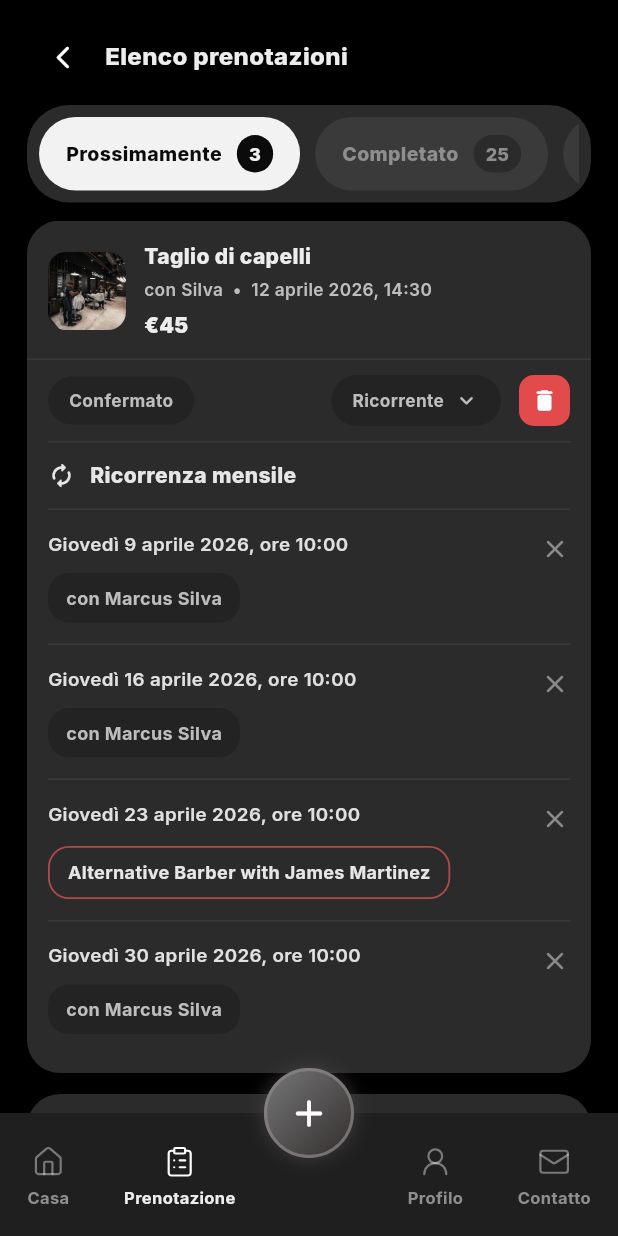
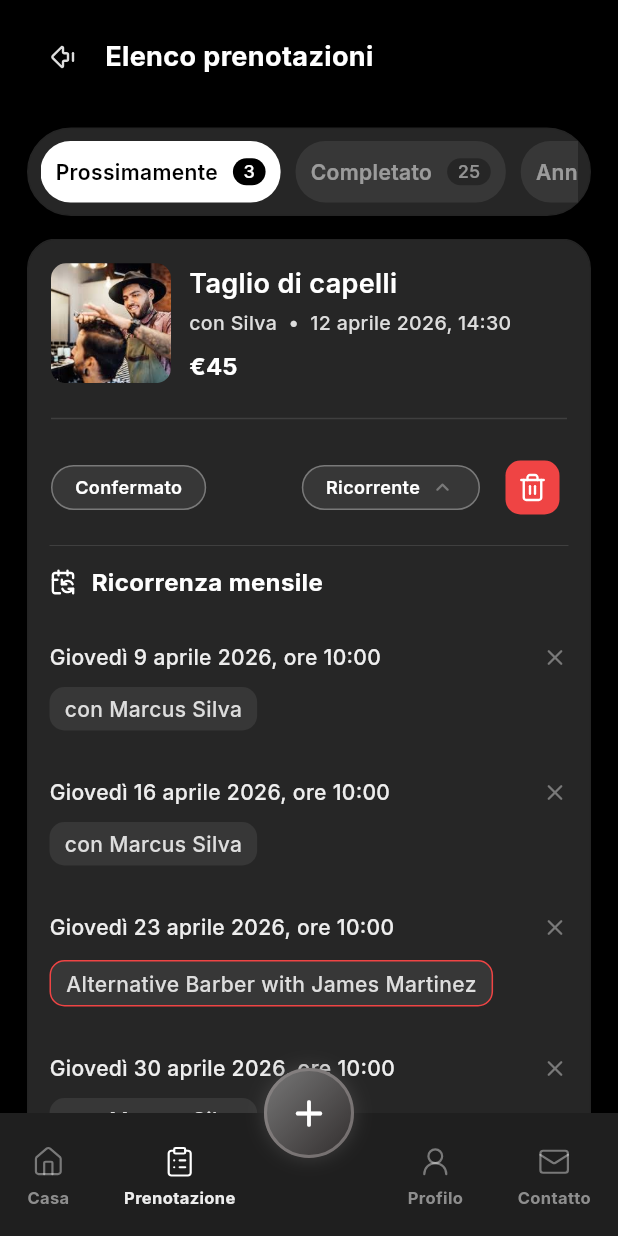
Before and after one commit to maisha-fariha/encoderit-barbar, a Flutter app: the ReservationListPage screen opened by its route, on a phone screen of 412 x 824 dp. Run offline on Flutter 3.47's test engine with Material 3 defaults, Android fonts, the phone set to English and light mode, and no system bars; our stand-ins replace connectivity_plus, dartz, dio, flutter_screenutil, flutter_svg, freezed_annotation and 6 more; accounts and stored records are empty.

Commit message:
feat: enhance reservation list UI and appointment flow
- Add `delete.svg` icon asset.
- Update `ReservationListPage` UI with improved styling, including glassmorphism-inspired containers, refined typography, and updated spacing.
- Replace generic onboarding images with specific barber assets in `ReservationListPage` mock data.
- Improve `ReservationItem` design with larger images, a divider, and a dedicated SVG delete button.
- Toggle between up/down arrows for recurring reservation expansion in `ReservationListPage`.
- Refine `AppointmentPage` logic by correcting a step transition and adding conditional text for "Qualcuno Disponibile" on the continuation button.
- Standardize colors and borders across chips and recurrence rows for a more consistent dark theme appearance.

```diff
--- a/lib/pages/appoinment_page.dart
+++ b/lib/pages/appoinment_page.dart
@@ -369,7 +369,7 @@ class _AppoinmentPageState extends State<AppoinmentPage> {
                                           onPressed: () {
                                             Navigator.of(context).pop();
                                             if (!mounted) return;
-                                            setState(() => _step = 4);
+                                            setState(() => _step = 5);
                                           },
                                           style: FilledButton.styleFrom(
                                             backgroundColor:
@@ -712,6 +712,7 @@ class _AppoinmentPageState extends State<AppoinmentPage> {
                           onTap: _step == 5 ? _showConfirmDialog : _onContinue,
                           child: Center(
                             child: Text(
+                              _step == 3 ? 'Qualcuno Disponibile' :
                               _step == 5
                                   ? 'Conferma la prenotazione'
                                   : 'Continuare',
--- a/lib/pages/reservation_list_page.dart
+++ b/lib/pages/reservation_list_page.dart
@@ -23,7 +23,7 @@ class _ReservationListPageState extends State<ReservationListPage> {
       subtitle: 'con Silva',
       dateText: '12 aprile 2026, 14:30',
       price: '€45',
-      imageAsset: 'assets/images/onboarding_1.png',
+      imageAsset: 'assets/images/barbar_1.jpg',
       recurring: true,
     ),
     _ReservationItem(
@@ -31,7 +31,7 @@ class _ReservationListPageState extends State<ReservationListPage> {
       subtitle: 'con Rossi',
       dateText: '12 aprile 2026, 14:30',
       price: '€60',
-      imageAsset: 'assets/images/onboarding_1.png',
+      imageAsset: 'assets/images/barbar_2.jpg',
       recurring: false,
     ),
     _ReservationItem(
@@ -39,7 +39,7 @@ class _ReservationListPageState extends State<ReservationListPage> {
       subtitle: 'con David',
       dateText: '12 aprile 2026, 14:30',
       price: '€30',
-      imageAsset: 'assets/images/onboarding_1.png',
+      imageAsset: 'assets/images/barbar_3.jpg',
       recurring: false,
     ),
   ];
@@ -50,7 +50,7 @@ class _ReservationListPageState extends State<ReservationListPage> {
       subtitle: 'con Silva',
       dateText: '12 aprile 2026, 14:30',
       price: '€45',
-      imageAsset: 'assets/images/onboarding_1.png',
+      imageAsset: 'assets/images/barbar_1.jpg',
       recurring: true,
     ),
     _ReservationItem(
@@ -58,7 +58,7 @@ class _ReservationListPageState extends State<ReservationListPage> {
       subtitle: 'con Rossi',
       dateText: '12 aprile 2026, 14:30',
       price: '€60',
-      imageAsset: 'assets/images/onboarding_1.png',
+      imageAsset: 'assets/images/barbar_2.jpg',
       recurring: false,
     ),
     _ReservationItem(
@@ -66,7 +66,7 @@ class _ReservationListPageState extends State<ReservationListPage> {
       subtitle: 'con David',
       dateText: '12 aprile 2026, 14:30',
       price: '€30',
-      imageAsset: 'assets/images/onboarding_1.png',
+      imageAsset: 'assets/images/barbar_3.jpg',
       recurring: false,
     ),
   ];
@@ -77,7 +77,7 @@ class _ReservationListPageState extends State<ReservationListPage> {
       subtitle: 'con Rossi',
       dateText: '12 aprile 2026, 14:30',
       price: '€60',
-      imageAsset: 'assets/images/onboarding_1.png',
+      imageAsset: 'assets/images/barbar_2.jpg',
       recurring: false,
     ),
     _ReservationItem(
@@ -85,7 +85,7 @@ class _ReservationListPageState extends State<ReservationListPage> {
       subtitle: 'con David',
       dateText: '12 aprile 2026, 14:30',
       price: '€30',
-      imageAsset: 'assets/images/onboarding_1.png',
+      imageAsset: 'assets/images/barbar_3.jpg',
       recurring: false,
     ),
   ];
@@ -117,32 +117,41 @@ class _ReservationListPageState extends State<ReservationListPage> {
                 children: [
                   IconButton(
                     onPressed: () => Get.back(),
-                    icon: const Icon(Icons.arrow_back_ios_new_rounded),
-                    color: Colors.white,
-                    iconSize: 18,
+                    icon: SvgPicture.asset('assets/icons/back_button.svg', width: 20,),
                   ),
                   const SizedBox(width: 4),
                   Text(
                     'Elenco prenotazioni',
                     style: GoogleFonts.inter(
-                      color: const Color(0xFFEDEDED),
-                      fontSize: 16,
-                      fontWeight: FontWeight.w800,
+                      color: const Color(0xFFFFFFFF),
+                      fontSize: 18,
+                      fontWeight: FontWeight.w700,
                     ),
                   ),
                 ],
               ),
             ),
             Padding(
-              padding: EdgeInsets.fromLTRB(hPad, 0, hPad, 12),
+              padding: EdgeInsets.fromLTRB(hPad, 15, hPad, 15),
               child: Row(
                 children: [
                   Expanded(
                     child: Container(
                       padding: const EdgeInsets.all(8),
                       decoration: BoxDecoration(
-                        color: const Color(0xFF2B2B2B),
-                        borderRadius: BorderRadius.circular(28),
+                        color: Color(0xFFFFFFFF).withValues(alpha: 0.15),
+                        borderRadius: BorderRadius.circular(40),
+                        border: Border.all(
+                          color: const Color(0xFF242424),
+                          width: 1,
+                        ),
+                        boxShadow: [
+                          BoxShadow(
+                            color:  Color(0xFF000000).withValues(alpha: 0.15),
+                            blurRadius: 4,
+                            offset: const Offset(0, 0),
+                          ),
+                        ],
                       ),
                       child: SingleChildScrollView(
                         scrollDirection: Axis.horizontal,
@@ -385,10 +394,10 @@ class _TopPill extends StatelessWidget {
       onTap: onTap,
       borderRadius: BorderRadius.circular(26),
       child: Container(
-        padding: const EdgeInsets.symmetric(horizontal: 18, vertical: 12),
+        padding: const EdgeInsets.symmetric(horizontal: 10, vertical: 10),
         decoration: BoxDecoration(
-          color: selected ? const Color(0xFFF2F2F2) : const Color(0xFF3A3A3A),
-          borderRadius: BorderRadius.circular(26),
+          color: selected ? const Color(0xFFFFFFFF) : Color(0xFFFFFFFF).withValues(alpha: 0.08),
+          borderRadius: BorderRadius.circular(20),
         ),
         child: Row(
           children: [
@@ -396,28 +405,30 @@ class _TopPill extends StatelessWidget {
               label,
               style: GoogleFonts.inter(
                 color: selected
-                    ? const Color(0xFF0B0B0B)
-                    : const Color(0xFF8E8E8E),
-                fontSize: 13,
-                fontWeight: FontWeight.w800,
+                    ? const Color(0xFF000000)
+                    : Color(0xFFFFFFFF).withValues(alpha: 0.5),
+                fontSize: 14,
+                fontWeight: FontWeight.w600,
+                height: 1.5,
               ),
             ),
             const SizedBox(width: 10),
             Container(
-              padding: const EdgeInsets.symmetric(horizontal: 8, vertical: 4),
+              padding: const EdgeInsets.symmetric(horizontal: 7, vertical: 3),
               decoration: BoxDecoration(
                 color:
-                    selected ? const Color(0xFF0B0B0B) : const Color(0xFF2B2B2B),
+                    selected ? const Color(0xFF000000) : Color(0xFF000000).withValues(alpha: 0.30),
                 borderRadius: BorderRadius.circular(14),
               ),
               child: Text(
                 count,
                 style: GoogleFonts.inter(
                   color: selected
-                      ? const Color(0xFFF2F2F2)
-                      : const Color(0xFF8E8E8E),
+                      ? const Color(0xFFFFFFFF)
+                      : Color(0xFFFFFFFF).withValues(alpha: 0.5),
                   fontSize: 12,
-                  fontWeight: FontWeight.w800,
+                  fontWeight: FontWeight.w500,
+                  height: 1.0,
                 ),
               ),
             ),
@@ -451,24 +462,29 @@ class _ReservationCard extends StatelessWidget {
     final showDelete = mode == _ReservationMode.upcoming;
     return Container(
       decoration: BoxDecoration(
-        color: const Color(0xFF2B2B2B),
-        borderRadius: BorderRadius.circular(22),
+        color: Color(0xFFFFFFFF).withValues(alpha: 0.15),
+        borderRadius: BorderRadius.circular(20),
+        border: Border.all(color: Color(0xFF242424), width: 1),
+        boxShadow: [
+          BoxShadow(
+            color: Color(0xFF000000).withValues(alpha: 0.15),
+            blurRadius: 4,
+            offset: const Offset(0, 0),
           ),
-      child: InkWell(
-        onTap: onTap,
-        borderRadius: BorderRadius.circular(22),
+        ],
+      ),
       child: Column(
         children: [
             Padding(
-              padding: const EdgeInsets.fromLTRB(14, 14, 14, 12),
+              padding: const EdgeInsets.fromLTRB(15, 15, 15, 15),
               child: Row(
                 children: [
                   ClipRRect(
-                    borderRadius: BorderRadius.circular(12),
+                    borderRadius: BorderRadius.circular(10),
                     child: Image.asset(
                       item.imageAsset,
-                      width: 52,
-                      height: 52,
+                      width: 80,
+                      height: 80,
                       fit: BoxFit.cover,
                     ),
                   ),
@@ -480,27 +496,30 @@ class _ReservationCard extends StatelessWidget {
                         Text(
                           item.title,
                           style: GoogleFonts.inter(
-                            color: const Color(0xFFEDEDED),
-                            fontSize: 14,
-                            fontWeight: FontWeight.w800,
+                            color: const Color(0xFFFFFFFF),
+                            fontSize: 18,
+                            fontWeight: FontWeight.w600,
+                            height: 1.5,
                           ),
                         ),
                         const SizedBox(height: 4),
                         Text(
                           '${item.subtitle}  •  ${item.dateText}',
                           style: GoogleFonts.inter(
-                            color: const Color(0xFFBDBDBD),
-                            fontSize: 11.5,
-                            fontWeight: FontWeight.w600,
+                            color: const Color(0xFFDDDDDD),
+                            fontSize: 13,
+                            fontWeight: FontWeight.w500,
+                            height: 1.5,
                           ),
                         ),
                         const SizedBox(height: 6),
                         Text(
                           item.price,
                           style: GoogleFonts.inter(
-                            color: const Color(0xFFEDEDED),
-                            fontSize: 14,
-                            fontWeight: FontWeight.w900,
+                            color: const Color(0xFFFFFFFF),
+                            fontSize: 16,
+                            fontWeight: FontWeight.w700,
+                            height: 1.5,
                           ),
                         ),
                       ],
@@ -509,33 +528,47 @@ class _ReservationCard extends StatelessWidget {
                 ],
               ),
             ),
-            Container(height: 1, color: const Color(0xFF3A3A3A)),
             Padding(
-              padding: const EdgeInsets.fromLTRB(14, 10, 14, 10),
+              padding: const EdgeInsets.symmetric(horizontal: 15.0),
+              child: Divider(thickness: 1, color: Color(0xFF797979).withValues(alpha: 0.30)),
+            ),
+            Padding(
+              padding: const EdgeInsets.fromLTRB(15, 15, 15, 15),
               child: Row(
                 children: [
                   _SmallChip(label: statusLabel),
                   const Spacer(),
                   if (item.recurring)
-                    _SmallChip(
+                    InkWell(
+                      onTap: onTap,
+                      borderRadius: BorderRadius.circular(18),
+                      child: _SmallChip(
                         label: 'Ricorrente',
-                      trailing: const Icon(
-                        Icons.keyboard_arrow_down_rounded,
+                        trailing: Icon(
+                          expanded
+                              ? Icons.keyboard_arrow_up_rounded
+                              : Icons.keyboard_arrow_down_rounded,
                           size: 18,
-                        color: Color(0xFFBDBDBD),
+                          color: const Color(0xFF797979),
+                        ),
                       ),
                     ),
                   const SizedBox(width: 12),
                   if (showDelete)
-                    Container(
-                      width: 34,
-                      height: 34,
+                    Padding(
+                      padding: const EdgeInsets.all(5.0),
+                      child: Container(
+                          height: 36,
+                          width: 36,
                           decoration: BoxDecoration(
-                        color: const Color(0xFFE24B4B),
+                            color: Color(0xFFEF4444),
                             borderRadius: BorderRadius.circular(10),
                           ),
-                      child: const Icon(Icons.delete_rounded,
-                          color: Colors.white, size: 18),
+                          child: Padding(
+                            padding: const EdgeInsets.all(8.0),
+                            child: SvgPicture.asset('assets/icons/delete.svg', width: 20, height: 20,),
+                          ),
+                      ),
                     ),
                 ],
               ),
@@ -558,7 +591,6 @@ class _ReservationCard extends StatelessWidget {
             ),
         ],
       ),
-      ),
     );
   }
 }
@@ -572,19 +604,21 @@ class _SmallChip extends StatelessWidget {
   @override
   Widget build(BuildContext context) {
     return Container(
-      padding: const EdgeInsets.symmetric(horizontal: 14, vertical: 8),
+      padding: const EdgeInsets.symmetric(horizontal: 15, vertical: 5),
       decoration: BoxDecoration(
-        color: const Color(0xFF232323),
+        color: Color(0xFF797979).withValues(alpha: 0.20),
         borderRadius: BorderRadius.circular(18),
+        border: Border.all(color: Color(0xFF797979)),
       ),
       child: Row(
         children: [
           Text(
             label,
             style: GoogleFonts.inter(
-              color: const Color(0xFFBDBDBD),
-              fontSize: 11.5,
-              fontWeight: FontWeight.w700,
+              color: const Color(0xFFFFFFFF),
+              fontSize: 12,
+              fontWeight: FontWeight.w600,
+              height: 1.5,
             ),
           ),
           if (trailing != null) ...[
@@ -602,7 +636,7 @@ class _HomeDivider extends StatelessWidget {
 
   @override
   Widget build(BuildContext context) =>
-      Container(height: 1, color: const Color(0xFF3A3A3A));
+      Container(height: 1, color: Color(0xFF797979).withValues(alpha: 0.30));
 }
 
 class _ReservationRecurrence extends StatelessWidget {
@@ -616,36 +650,32 @@ class _ReservationRecurrence extends StatelessWidget {
         const SizedBox(height: 12),
         Row(
           children: [
-            const Icon(Icons.autorenew_rounded,
-                color: Color(0xFFE6E6E6), size: 18),
+            SvgPicture.asset('assets/icons/recurrence_icon.svg', width: 18),
             const SizedBox(width: 10),
             Text(
               'Ricorrenza mensile',
               style: GoogleFonts.inter(
-                color: const Color(0xFFE6E6E6),
-                fontSize: 14,
-                fontWeight: FontWeight.w800,
+                color: const Color(0xFFFFFFFF),
+                fontSize: 16,
+                fontWeight: FontWeight.w700,
+                height: 1.5,
               ),
             ),
           ],
         ),
         const SizedBox(height: 12),
-        const _HomeDivider(),
         const _RecurrenceRow(
           text: 'Giovedì 9 aprile 2026, ore 10:00',
           pillText: 'con Marcus Silva',
         ),
-        const _HomeDivider(),
         const _RecurrenceRow(
           text: 'Giovedì 16 aprile 2026, ore 10:00',
           pillText: 'con Marcus Silva',
         ),
-        const _HomeDivider(),
         const _RecurrenceAltRow(
           text: 'Giovedì 23 aprile 2026, ore 10:00',
           altText: 'Alternative Barber with James Martinez',
         ),
-        const _HomeDivider(),
         const _RecurrenceRow(
           text: 'Giovedì 30 aprile 2026, ore 10:00',
           pillText: 'con Marcus Silva',
@@ -664,7 +694,7 @@ class _RecurrenceRow extends StatelessWidget {
   @override
   Widget build(BuildContext context) {
     return Padding(
-      padding: const EdgeInsets.fromLTRB(0, 14, 0, 14),
+      padding: const EdgeInsets.fromLTRB(0, 15, 0, 15),
       child: Row(
         crossAxisAlignment: CrossAxisAlignment.start,
         children: [
@@ -675,25 +705,27 @@ class _RecurrenceRow extends StatelessWidget {
                 Text(
                   text,
                   style: GoogleFonts.inter(
-                    color: const Color(0xFFE0E0E0),
-                    fontSize: 12.5,
-                    fontWeight: FontWeight.w600,
+                    color: const Color(0xFFEEEEEE),
+                    fontSize: 14,
+                    fontWeight: FontWeight.w500,
+                    height: 1.5,
                   ),
                 ),
                 const SizedBox(height: 10),
                 Container(
                   padding:
-                      const EdgeInsets.symmetric(horizontal: 12, vertical: 8),
+                      const EdgeInsets.symmetric(horizontal: 10, vertical: 4),
                   decoration: BoxDecoration(
-                    color: const Color(0xFF232323),
-                    borderRadius: BorderRadius.circular(14),
+                    color:  Color(0xFF797979).withValues(alpha: 0.20),
+                    borderRadius: BorderRadius.circular(10),
                   ),
                   child: Text(
                     pillText,
                     style: GoogleFonts.inter(
-                      color: const Color(0xFFBDBDBD),
-                      fontSize: 12,
-                      fontWeight: FontWeight.w700,
+                      color: const Color(0xFFDDDDDD),
+                      fontSize: 14,
+                      fontWeight: FontWeight.w500,
+                      height: 1.5,
                     ),
                   ),
                 ),
@@ -705,8 +737,8 @@ class _RecurrenceRow extends StatelessWidget {
             padding: EdgeInsets.only(top: 2),
             child: Icon(
               Icons.close_rounded,
-              size: 20,
-              color: Color(0xFF8A8A8A),
+              size: 18,
+              color: Color(0xFF797979),
             ),
           ),
         ],
@@ -724,7 +756,7 @@ class _RecurrenceAltRow extends StatelessWidget {
   @override
   Widget build(BuildContext context) {
     return Padding(
-      padding: const EdgeInsets.fromLTRB(0, 14, 0, 14),
+      padding: const EdgeInsets.fromLTRB(0, 15, 0, 15),
       child: Row(
         crossAxisAlignment: CrossAxisAlignment.start,
         children: [
@@ -735,29 +767,31 @@ class _RecurrenceAltRow extends StatelessWidget {
                 Text(
                   text,
                   style: GoogleFonts.inter(
-                    color: const Color(0xFFE0E0E0),
-                    fontSize: 12.5,
-                    fontWeight: FontWeight.w600,
+                    color: const Color(0xFFEEEEEE),
+                    fontSize: 14,
+                    fontWeight: FontWeight.w500,
+                    height: 1.5,
                   ),
                 ),
                 const SizedBox(height: 12),
                 Container(
                   padding:
-                      const EdgeInsets.symmetric(horizontal: 12, vertical: 8),
+                      const EdgeInsets.symmetric(horizontal: 10, vertical: 4),
                   decoration: BoxDecoration(
-                    color: Colors.transparent,
-                    borderRadius: BorderRadius.circular(14),
+                    color: Color(0xFF797979).withValues(alpha: 0.20),
+                    borderRadius: BorderRadius.circular(10),
                     border: Border.all(
-                      color: const Color(0xFFB14A4A),
-                      width: 1.2,
+                      color: const Color(0xFFEF4444),
+                      width: 1,
                     ),
                   ),
                   child: Text(
                     altText,
                     style: GoogleFonts.inter(
-                      color: const Color(0xFFE6E6E6),
-                      fontSize: 12,
-                      fontWeight: FontWeight.w700,
+                      color: const Color(0xFFDDDDDD),
+                      fontSize: 14,
+                      fontWeight: FontWeight.w500,
+                      height: 1.5,
                     ),
                   ),
                 ),
@@ -769,8 +803,8 @@ class _RecurrenceAltRow extends StatelessWidget {
             padding: EdgeInsets.only(top: 2),
             child: Icon(
               Icons.close_rounded,
-              size: 20,
-              color: Color(0xFF8A8A8A),
+              size: 18,
+              color: Color(0xFF797979),
             ),
           ),
         ],
```
Also changed, not shown: assets/icons/delete.svg (added). Lines whose indentation alone changed are shown as unchanged.
